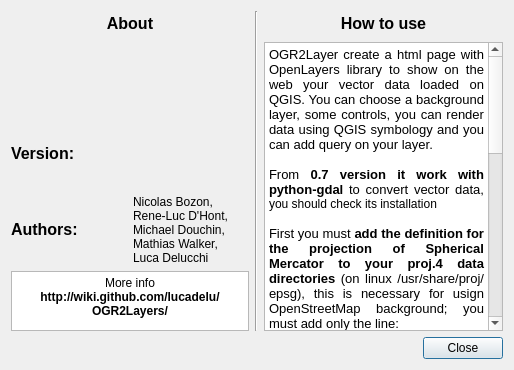
First picture: the form in ui_About.ui, repository lucadelu/OGR2Layers, before the edit.
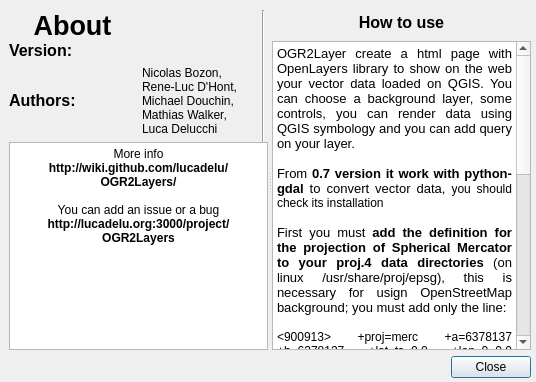
Second picture: the form after the edit. Icons and pictures are not drawn.

Diff of the .ui file:
```diff
--- a/ui_About.ui
+++ b/ui_About.ui
@@ -6,8 +6,8 @@
    <rect>
     <x>0</x>
     <y>0</y>
-    <width>514</width>
-    <height>370</height>
+    <width>536</width>
+    <height>382</height>
    </rect>
   </property>
   <property name="sizePolicy">
@@ -19,12 +19,39 @@
   <property name="windowTitle">
    <string>OGR2Layers Plugin: Info</string>
   </property>
+  <widget class="Line" name="line">
+   <property name="geometry">
+    <rect>
+     <x>255</x>
+     <y>10</y>
+     <width>16</width>
+     <height>317</height>
+    </rect>
+   </property>
+   <property name="orientation">
+    <enum>Qt::Vertical</enum>
+   </property>
+  </widget>
+  <widget class="QWidget" name="">
+   <property name="geometry">
+    <rect>
+     <x>9</x>
+     <y>10</y>
+     <width>522</width>
+     <height>368</height>
+    </rect>
+   </property>
   <layout class="QVBoxLayout" name="verticalLayout_3">
    <item>
-    <layout class="QHBoxLayout" name="horizontalLayout_3">
-     <item>
+     <widget class="QSplitter" name="splitter">
+      <property name="orientation">
+       <enum>Qt::Horizontal</enum>
+      </property>
+      <widget class="QWidget" name="">
       <layout class="QVBoxLayout" name="verticalLayout">
        <item>
+         <layout class="QHBoxLayout" name="horizontalLayout_3">
+          <item>
         <widget class="QLabel" name="about">
          <property name="minimumSize">
           <size>
@@ -50,7 +77,7 @@
 &lt;html&gt;&lt;head&gt;&lt;meta name=&quot;qrichtext&quot; content=&quot;1&quot; /&gt;&lt;style type=&quot;text/css&quot;&gt;
 p, li { white-space: pre-wrap; }
 &lt;/style&gt;&lt;/head&gt;&lt;body style=&quot; font-family:'Sans Serif'; font-size:12pt; font-weight:600; font-style:normal;&quot;&gt;
-&lt;p align=&quot;center&quot; style=&quot; margin-top:0px; margin-bottom:0px; margin-left:0px; margin-right:0px; -qt-block-indent:0; text-indent:0px;&quot;&gt;About&lt;/p&gt;&lt;/body&gt;&lt;/html&gt;</string>
+&lt;p align=&quot;center&quot; style=&quot; margin-top:0px; margin-bottom:0px; margin-left:0px; margin-right:0px; -qt-block-indent:0; text-indent:0px;&quot;&gt;&lt;span style=&quot; font-size:20pt;&quot;&gt;About&lt;/span&gt;&lt;/p&gt;&lt;/body&gt;&lt;/html&gt;</string>
          </property>
         </widget>
        </item>
@@ -65,6 +92,8 @@
          </property>
         </widget>
        </item>
+         </layout>
+        </item>
        <item>
         <layout class="QHBoxLayout" name="horizontalLayout">
          <item>
@@ -126,36 +155,23 @@
         </layout>
        </item>
        <item>
-        <widget class="QTextBrowser" name="textBrowser">
-         <property name="maximumSize">
-          <size>
-           <width>16777215</width>
-           <height>60</height>
-          </size>
-         </property>
-         <property name="lineWidth">
-          <number>0</number>
-         </property>
+         <widget class="QTextBrowser" name="textBrowser_3">
          <property name="html">
           <string>&lt;!DOCTYPE HTML PUBLIC &quot;-//W3C//DTD HTML 4.0//EN&quot; &quot;http://www.w3.org/TR/REC-html40/strict.dtd&quot;&gt;
 &lt;html&gt;&lt;head&gt;&lt;meta name=&quot;qrichtext&quot; content=&quot;1&quot; /&gt;&lt;style type=&quot;text/css&quot;&gt;
 p, li { white-space: pre-wrap; }
 &lt;/style&gt;&lt;/head&gt;&lt;body style=&quot; font-family:'Sans Serif'; font-size:9pt; font-weight:400; font-style:normal;&quot;&gt;
 &lt;p align=&quot;center&quot; style=&quot; margin-top:0px; margin-bottom:0px; margin-left:0px; margin-right:0px; -qt-block-indent:0; text-indent:0px;&quot;&gt;More info&lt;/p&gt;
-&lt;p align=&quot;center&quot; style=&quot; margin-top:0px; margin-bottom:0px; margin-left:0px; margin-right:0px; -qt-block-indent:0; text-indent:0px;&quot;&gt;&lt;span style=&quot; font-weight:600;&quot;&gt;http://wiki.github.com/lucadelu/OGR2Layers/&lt;/span&gt;&lt;/p&gt;&lt;/body&gt;&lt;/html&gt;</string>
+&lt;p align=&quot;center&quot; style=&quot; margin-top:0px; margin-bottom:0px; margin-left:0px; margin-right:0px; -qt-block-indent:0; text-indent:0px;&quot;&gt;&lt;span style=&quot; font-weight:600;&quot;&gt;http://wiki.github.com/lucadelu/OGR2Layers/&lt;/span&gt;&lt;/p&gt;
+&lt;p align=&quot;center&quot; style=&quot;-qt-paragraph-type:empty; margin-top:0px; margin-bottom:0px; margin-left:0px; margin-right:0px; -qt-block-indent:0; text-indent:0px; font-weight:600;&quot;&gt;&lt;/p&gt;
+&lt;p align=&quot;center&quot; style=&quot; margin-top:0px; margin-bottom:0px; margin-left:0px; margin-right:0px; -qt-block-indent:0; text-indent:0px;&quot;&gt;You can add an issue or a bug&lt;/p&gt;
+&lt;p align=&quot;center&quot; style=&quot; margin-top:0px; margin-bottom:0px; margin-left:0px; margin-right:0px; -qt-block-indent:0; text-indent:0px;&quot;&gt;&lt;span style=&quot; font-weight:600;&quot;&gt;http://lucadelu.org:3000/project/OGR2Layers&lt;/span&gt;&lt;/p&gt;&lt;/body&gt;&lt;/html&gt;</string>
          </property>
         </widget>
        </item>
       </layout>
-     </item>
-     <item>
-      <widget class="Line" name="line">
-       <property name="orientation">
-        <enum>Qt::Vertical</enum>
-       </property>
       </widget>
-     </item>
-     <item>
+      <widget class="QWidget" name="">
       <layout class="QVBoxLayout" name="verticalLayout_2">
        <item>
         <widget class="QLabel" name="label_help">
@@ -211,8 +227,8 @@
         </widget>
        </item>
       </layout>
-     </item>
-    </layout>
+      </widget>
+     </widget>
    </item>
    <item>
     <widget class="QDialogButtonBox" name="buttonBox">
@@ -222,6 +238,7 @@
     </widget>
    </item>
   </layout>
+  </widget>
  </widget>
  <resources>
   <include location="resources.qrc"/>
```
Lines whose indentation alone changed are shown as unchanged.
